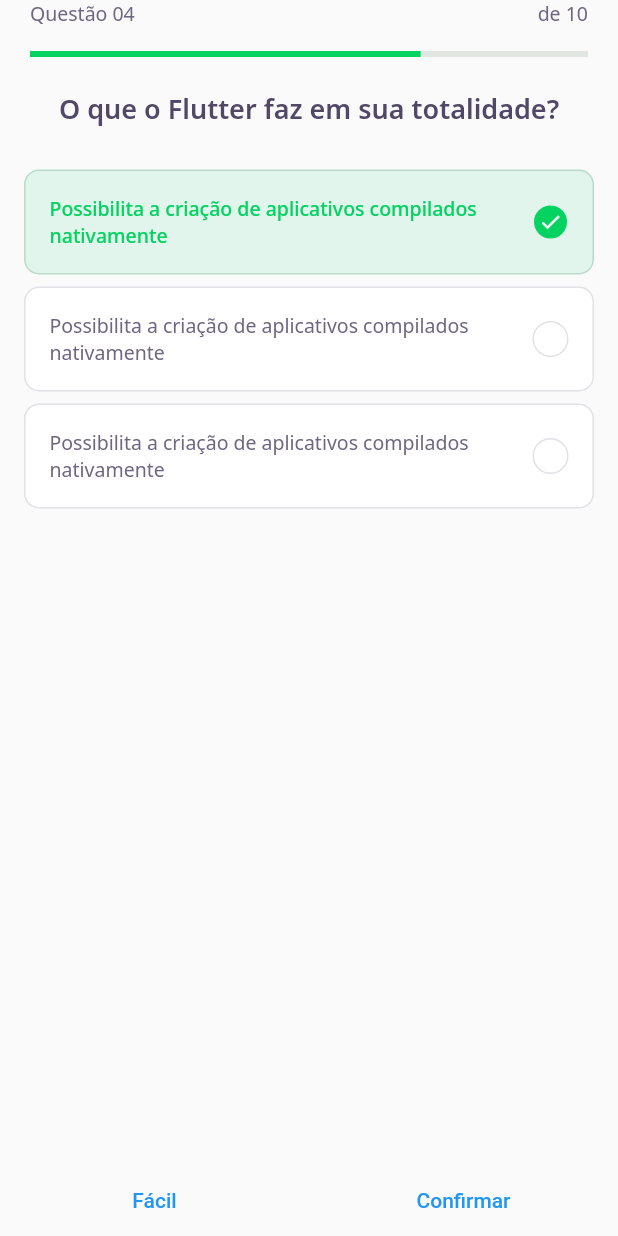
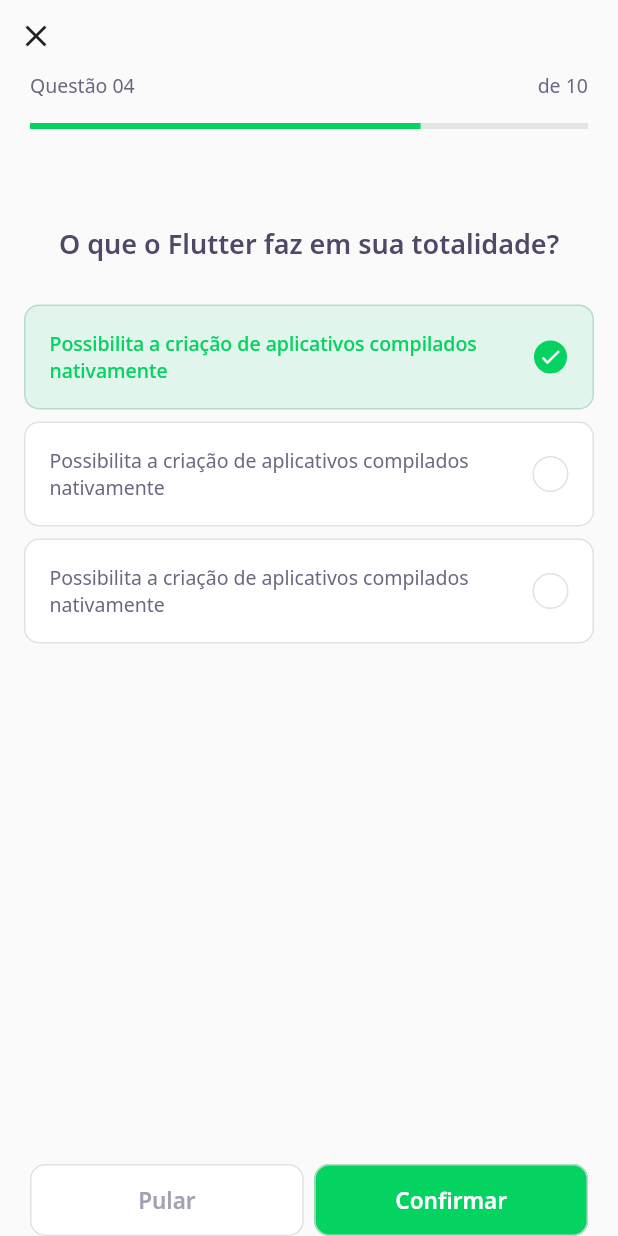
Before and after one commit to Xaigor/devquiz, a Flutter app: the ChallengePage screen opened directly, on a phone screen of 412 x 824 dp. Run offline on Flutter 3.47's test engine with Material 2 defaults, Android fonts, the phone set to English and light mode, and no system bars; our stand-ins replace google_fonts; accounts and stored records are empty; network calls fail.

```diff
--- a/lib/challenge/challenge_page.dart
+++ b/lib/challenge/challenge_page.dart
@@ -15,18 +15,33 @@ class _ChallengePageState extends State<ChallengePage> {
   Widget build(BuildContext context) {
     return Scaffold(
       appBar: PreferredSize(
-        preferredSize: Size.fromHeight(60),
-        child: SafeArea(top: true, child: QuestionIndicatorWidget()),
+        preferredSize: Size.fromHeight(86),
+        child: SafeArea(
+          top: true,
+          child: Column(
+            crossAxisAlignment: CrossAxisAlignment.start,
+            children: [
+              IconButton(onPressed: (){
+                Navigator.pop(context);
+              },
+              icon: Icon(Icons.close)),
+              QuestionIndicatorWidget(),
+            ],
+          )),
       ),
       body: QuizWidget(title: "O que o Flutter faz em sua totalidade?"),
       bottomNavigationBar: SafeArea(
         bottom: true,
-        child: Row(
-          mainAxisAlignment: MainAxisAlignment.spaceAround,
-          children: [
-            Expanded(child: NextButtonWidget(label: "Fácil")),
-            Expanded(child: NextButtonWidget(label: "Confirmar"))
-          ],
+        child: Padding(
+          padding: const EdgeInsets.symmetric(horizontal: 20),
+          child: Row(
+            mainAxisAlignment: MainAxisAlignment.spaceAround,
+            children: [
+              Expanded(child: NextButtonWidget.white(label: "Pular", onTap: () {})),
+              SizedBox(width: 7,),
+              Expanded(child: NextButtonWidget.green(label: "Confirmar", onTap: () {})),
+            ],
+          ),
         ),
       ),
     );
--- a/lib/challenge/widgets/next_button/next_button_widget.dart
+++ b/lib/challenge/widgets/next_button/next_button_widget.dart
@@ -1,16 +1,60 @@
+import 'package:DevQuiz/core/core.dart';
 import 'package:flutter/material.dart';
+import 'package:google_fonts/google_fonts.dart';
 
 class NextButtonWidget extends StatelessWidget {
-  const NextButtonWidget({Key? key, required this.label}) : super(key: key);
   final String label;
+  final Color backgroundColor;
+  final Color fontColor;
+  final Color borderColor;
+  final Color overlayColor;
+  final VoidCallback onTap;
+
+  const NextButtonWidget(
+      {Key? key,
+      required this.label,
+      required this.backgroundColor,
+      required this.fontColor,
+      required this.borderColor,
+      required this.overlayColor,
+      required this.onTap})
+      : super(key: key);
+
+  NextButtonWidget.green({required String label, required VoidCallback onTap})
+      : this.backgroundColor = AppColors.darkGreen,
+        this.fontColor = AppColors.white,
+        this.borderColor = AppColors.green,
+        this.overlayColor = AppColors.green,
+        this.onTap = onTap,
+        this.label = label;
+
+  NextButtonWidget.white({required String label, required VoidCallback onTap})
+      : this.backgroundColor = AppColors.white,
+        this.fontColor = AppColors.lightGrey,
+        this.borderColor = AppColors.border,
+        this.overlayColor = AppColors.lightGreen,
+        this.onTap = onTap,
+        this.label = label;
+
 
   @override
   Widget build(BuildContext context) {
     return Container(
       height: 48,
       child: TextButton(
-        onPressed: () {},
-        child: Text(label),
+        style: ButtonStyle(
+            backgroundColor: MaterialStateProperty.all(backgroundColor),
+            shape: MaterialStateProperty.all(RoundedRectangleBorder(
+              borderRadius: BorderRadius.circular(10),
+            )),
+            overlayColor: MaterialStateProperty.all(overlayColor),
+            side: MaterialStateProperty.all(BorderSide(color: borderColor))),
+        onPressed: onTap,
+        child: Text(
+          label,
+          style: GoogleFonts.notoSans(
+              fontWeight: FontWeight.w600, fontSize: 15, color: fontColor),
+        ),
       ),
     );
   }
--- a/lib/challenge/widgets/quiz/quiz_wiget.dart
+++ b/lib/challenge/widgets/quiz/quiz_wiget.dart
@@ -11,6 +11,7 @@ class QuizWidget extends StatelessWidget {
     return Container(
       child: Column(
         children: [
+          SizedBox(height: 64,),
           Text(
             title,
             style: AppTextStyles.heading,
--- a/lib/core/app_widget.dart
+++ b/lib/core/app_widget.dart
@@ -9,7 +9,7 @@ class AppWidget extends StatelessWidget {
   Widget build(BuildContext context) {
     return MaterialApp(
       title: "DevQuiz",
-      home: ChallengePage(),
+      home: HomePage(),
     );
   }
 }
--- a/lib/home/home_page.dart
+++ b/lib/home/home_page.dart
@@ -1,3 +1,4 @@
+import 'package:DevQuiz/challenge/challenge_page.dart';
 import 'package:DevQuiz/challenge/widgets/quiz/quiz_wiget.dart';
 import 'package:DevQuiz/core/app_colors.dart';
 import 'package:DevQuiz/home/home_controller.dart';
@@ -70,6 +71,10 @@ class _HomePageState extends State<HomePage> {
                               percent: e.questionAnswered / e.questions.length,
                               completed:
                                   "${e.questionAnswered}/${e.questions.length}",
+                              onTap: () {
+                                Navigator.push(context, MaterialPageRoute(
+                                  builder: (context) => ChallengePage()));
+                              },
                             ))
                         .toList(),
                   ),
--- a/lib/home/widgets/quiz_card/quiz_card_widget.dart
+++ b/lib/home/widgets/quiz_card/quiz_card_widget.dart
@@ -8,15 +8,19 @@ class QuizCardWidget extends StatelessWidget {
   final String title;
   final String completed;
   final double percent;
+  final VoidCallback onTap;
   const QuizCardWidget({Key? key,
   required this.title,
   required this.completed,
-  required this.percent})
+  required this.percent,
+  required this.onTap})
       : super(key: key);
 
   @override
   Widget build(BuildContext context) {
-    return Container(
+    return GestureDetector(
+      onTap: onTap,
+      child: Container(
         padding: EdgeInsets.all(16),
         decoration: BoxDecoration(
             border: Border.fromBorderSide(
@@ -55,6 +59,7 @@ class QuizCardWidget extends StatelessWidget {
             )
           ],
         ),
+      ),
     );
   }
 }
```
Lines whose indentation alone changed are shown as unchanged.
